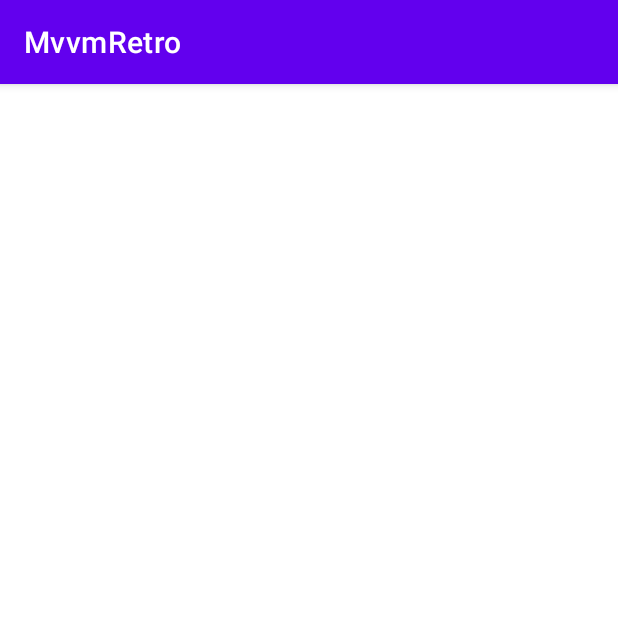
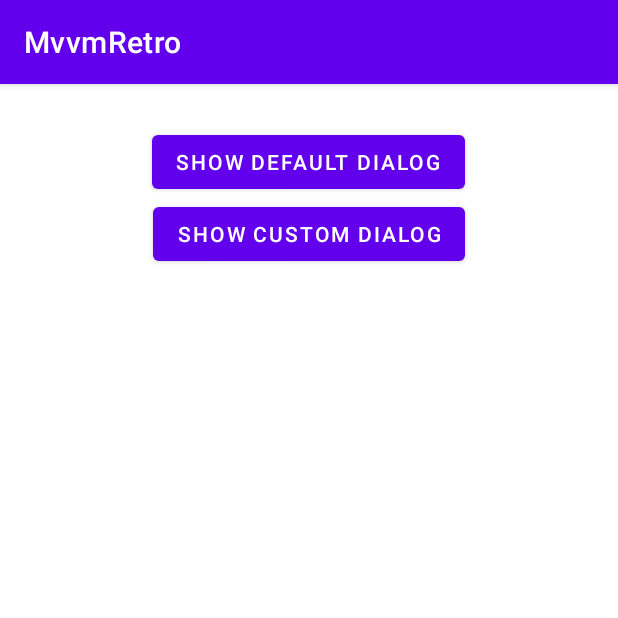
Before and after one commit to sanamdongol/MVVM-Retrofit-Room, an Android app: the screen it shows after launch (PaginationActivity before the commit, DialogsActivity after it), on a phone screen of 412 x 824 dp, the top half of it. Run offline under Robolectric (Android 15) with nearby library versions, the phone set to English and light mode, and no system bars.

Commit message:
Custom and Default dialog

```diff
--- a/app/build.gradle
+++ b/app/build.gradle
@@ -36,6 +36,7 @@ dependencies {
     implementation 'androidx.constraintlayout:constraintlayout:2.0.4'
     implementation "org.jetbrains.kotlin:kotlin-stdlib:$kotlin_version"
     implementation 'androidx.swiperefreshlayout:swiperefreshlayout:1.1.0'
+    implementation 'androidx.legacy:legacy-support-v4:1.0.0'
     testImplementation 'junit:junit:4.+'
     androidTestImplementation 'androidx.test.ext:junit:1.1.2'
     androidTestImplementation 'androidx.test.espresso:espresso-core:3.3.0'
--- a/app/src/main/AndroidManifest.xml
+++ b/app/src/main/AndroidManifest.xml
@@ -13,16 +13,17 @@
         android:roundIcon="@mipmap/ic_launcher_round"
         android:supportsRtl="true"
         android:theme="@style/Theme.MvvmRetro">
-        <activity android:name=".pagination.PaginationActivity">
+        <activity android:name=".dialogs.DialogsActivity">
             <intent-filter>
                 <action android:name="android.intent.action.MAIN" />
 
                 <category android:name="android.intent.category.LAUNCHER" />
             </intent-filter>
         </activity>
-        <activity android:name=".ui.activities.MainActivity">
+        <activity android:name=".pagination.PaginationActivity">
 
         </activity>
+        <activity android:name=".ui.activities.MainActivity"></activity>
     </application>
 
 </manifest>
--- /dev/null
+++ b/app/src/main/res/layout/activity_dialogs.xml
@@ -0,0 +1,28 @@
+<?xml version="1.0" encoding="utf-8"?>
+<androidx.constraintlayout.widget.ConstraintLayout xmlns:android="http://schemas.android.com/apk/res/android"
+    xmlns:app="http://schemas.android.com/apk/res-auto"
+    xmlns:tools="http://schemas.android.com/tools"
+    android:layout_width="match_parent"
+    android:layout_height="match_parent"
+    tools:context=".dialogs.DialogsActivity">
+
+    <Button
+        android:id="@+id/btn_default"
+        android:layout_width="wrap_content"
+        android:layout_height="wrap_content"
+        android:layout_marginTop="28dp"
+        android:text="Show Default Dialog"
+        app:layout_constraintEnd_toEndOf="parent"
+        app:layout_constraintHorizontal_bias="0.497"
+        app:layout_constraintStart_toStartOf="parent"
+        app:layout_constraintTop_toTopOf="parent" />
+
+    <Button
+        android:id="@+id/btn_custom"
+        android:layout_width="wrap_content"
+        android:layout_height="wrap_content"
+        android:text="Show Custom Dialog"
+        app:layout_constraintEnd_toEndOf="@+id/btn_default"
+        app:layout_constraintStart_toStartOf="@+id/btn_default"
+        app:layout_constraintTop_toBottomOf="@+id/btn_default" />
+</androidx.constraintlayout.widget.ConstraintLayout>
--- a/app/src/main/res/values/strings.xml
+++ b/app/src/main/res/values/strings.xml
@@ -1,3 +1,5 @@
 <resources>
     <string name="app_name">MvvmRetro</string>
+    <!-- TODO: Remove or change this placeholder text -->
+    <string name="hello_blank_fragment">Hello blank fragment</string>
 </resources>
```
Also changed, not shown: app/src/main/java/com/test/mvvmretro/dialogs/BlankFragment.java (added, +32 -0 lines), app/src/main/java/com/test/mvvmretro/dialogs/DialogsActivity.java (added, +106 -0 lines), app/src/main/res/layout/custom_dialog.xml (added, +51 -0 lines), app/src/main/res/layout/fragment_blank.xml (added, +14 -0 lines), app/src/main/res/drawable/honda.jpg (added).
